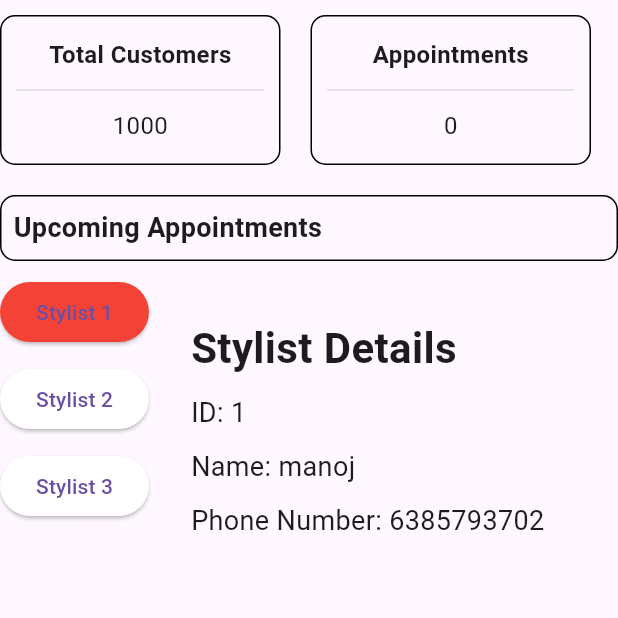
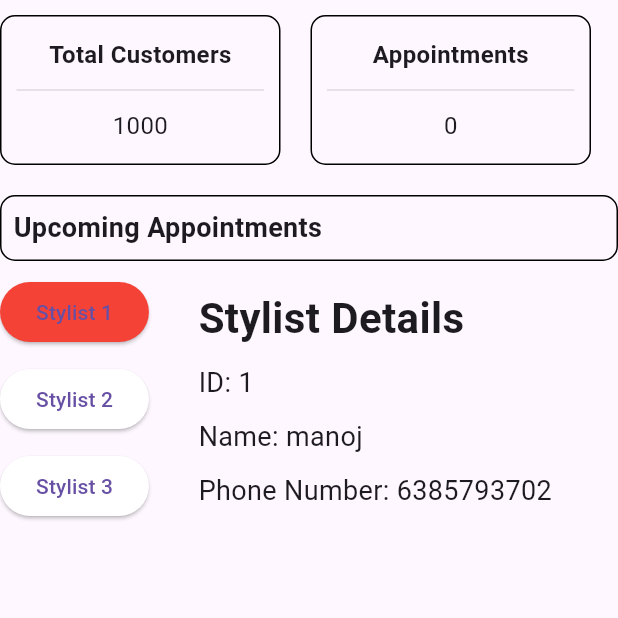
Before and after one commit to NagaharishR/admin_panel, a Flutter app: the Dashboard screen opened directly, after a tap on "Stylist 1", on a phone screen of 412 x 824 dp, the top half of it. Run offline on Flutter 3.47's test engine with Material 3 defaults, Android fonts, the phone set to English and light mode, and no system bars.

Commit message:
this code contains commit

```diff
--- a/lib/screens/screens_data/stylist_details.dart
+++ b/lib/screens/screens_data/stylist_details.dart
@@ -15,7 +15,7 @@ class StylistDetails extends StatelessWidget {
   @override
   Widget build(BuildContext context) {
     return Container(
-      padding: EdgeInsets.all(20),
+      padding: EdgeInsets.only(left: 25),
 
       child: Column(
         mainAxisAlignment: MainAxisAlignment.center,
```
